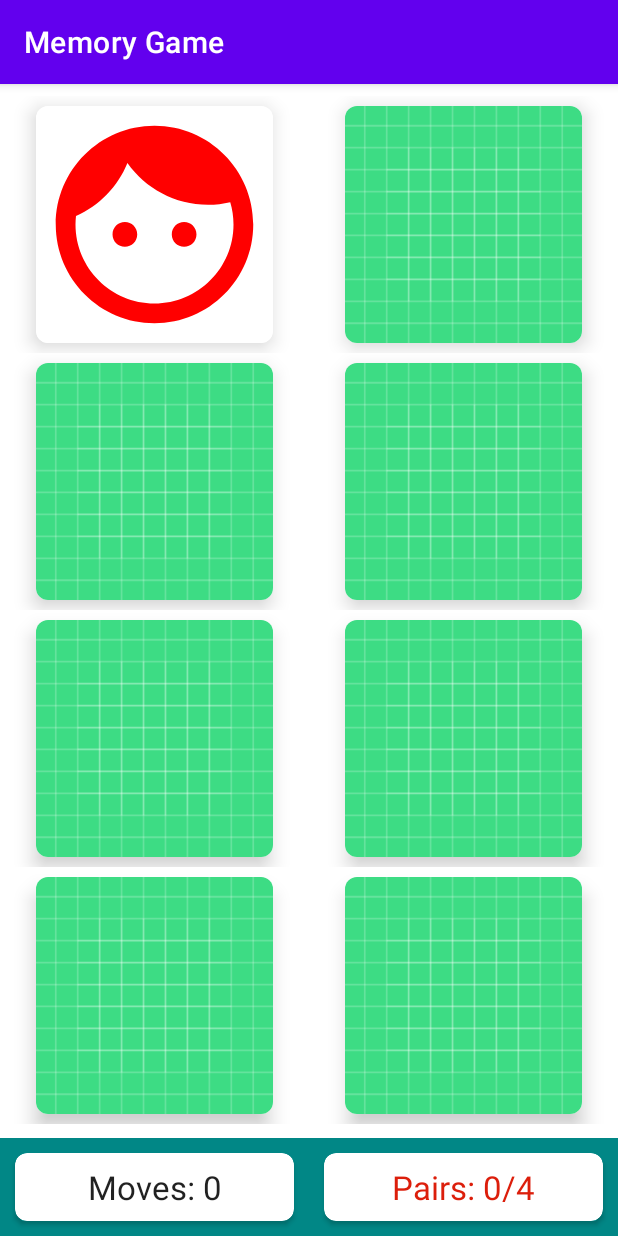
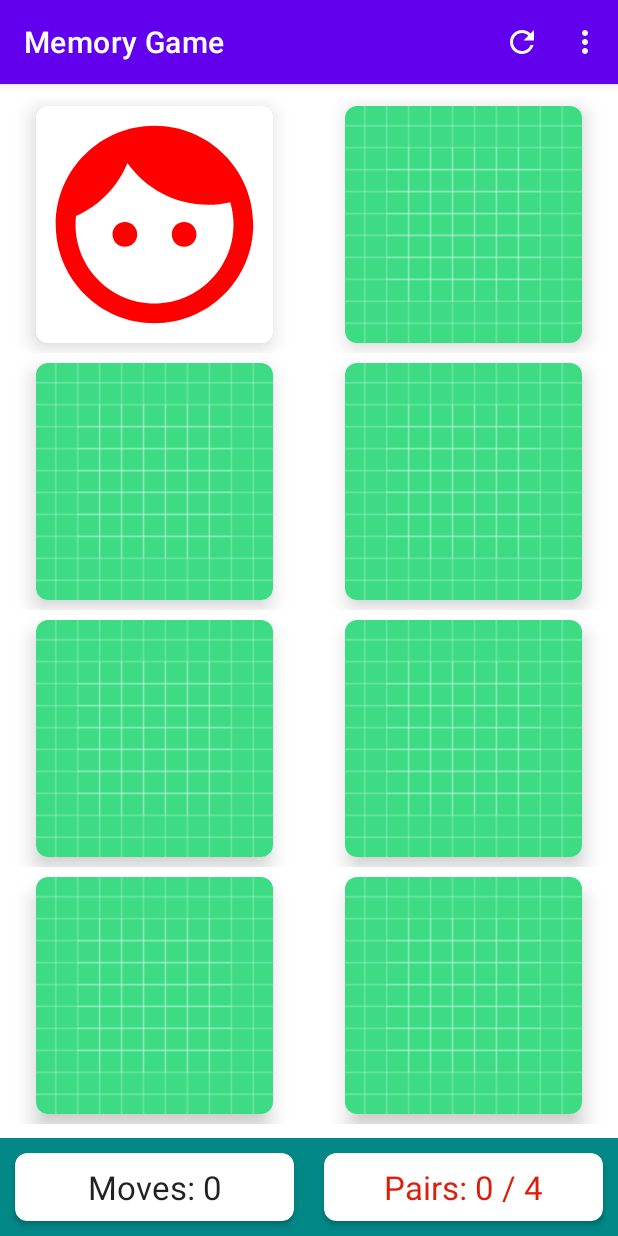
Before and after one commit to lucifer0987/Android-Projects, an Android app: the screen it shows after launch (MainActivity), after a tap on an icon or button, on a phone screen of 412 x 824 dp. Run offline under Robolectric (Android 15) with nearby library versions, the phone set to English and light mode, and no system bars.

Commit message:
menu options added

```diff
--- a/MemoryGame/app/src/main/java/com/example/memorygame/models/MemoryGame.kt
+++ b/MemoryGame/app/src/main/java/com/example/memorygame/models/MemoryGame.kt
@@ -41,7 +41,6 @@ class MemoryGame(private val boardSize: BoardSize) {
         }
     }
 
-
     private fun restoreCards() {
         for (card in cards) {
             if (!card.isMatched) {
--- /dev/null
+++ b/MemoryGame/app/src/main/res/drawable/ic_baseline_refresh_24.xml
@@ -0,0 +1,10 @@
+<vector xmlns:android="http://schemas.android.com/apk/res/android"
+    android:width="24dp"
+    android:height="24dp"
+    android:viewportWidth="24"
+    android:viewportHeight="24"
+    android:tint="#FFFFFF">
+  <path
+      android:fillColor="@android:color/white"
+      android:pathData="M17.65,6.35C16.2,4.9 14.21,4 12,4c-4.42,0 -7.99,3.58 -7.99,8s3.57,8 7.99,8c3.73,0 6.84,-2.55 7.73,-6h-2.08c-0.82,2.33 -3.04,4 -5.65,4 -3.31,0 -6,-2.69 -6,-6s2.69,-6 6,-6c1.66,0 3.14,0.69 4.22,1.78L13,11h7V4l-2.35,2.35z"/>
+</vector>
--- /dev/null
+++ b/MemoryGame/app/src/main/res/menu/menu_main.xml
@@ -0,0 +1,15 @@
+<?xml version="1.0" encoding="utf-8"?>
+<menu xmlns:app="http://schemas.android.com/apk/res-auto"
+    xmlns:android="http://schemas.android.com/apk/res/android">
+
+    <item
+        android:icon="@drawable/ic_baseline_refresh_24"
+        app:showAsAction="always"
+        android:id="@+id/refresh"
+        android:title="Refresh" />
+
+    <item
+        app:showAsAction="never"
+        android:id="@+id/new_size"
+        android:title="Choose Your Size" />
+</menu>
```
Also changed, not shown: MemoryGame/app/src/main/java/com/example/memorygame/MainActivity.kt (+87 -9 lines), MemoryGame/app/src/main/res/layout/dialog_board_size.xml (added, +42 -0 lines).
